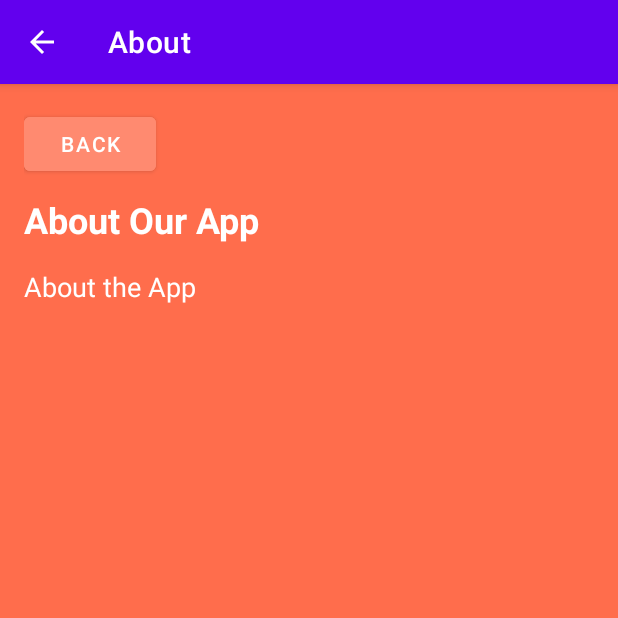
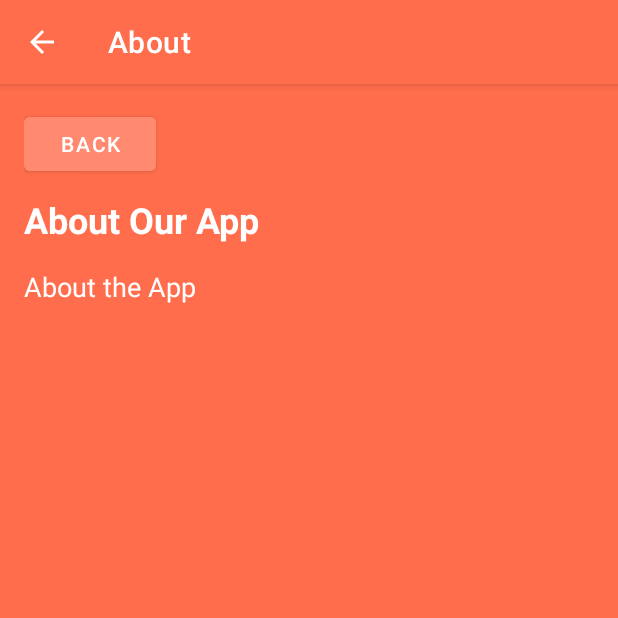
Before and after one commit to bropeter8/OutfitPicker, an Android app: the AboutActivity screen opened directly, with no data from a screen before it, on a phone screen of 412 x 824 dp, the top half of it. Run offline under Robolectric (Android 15) with nearby library versions, the light colour scheme and no system bars.

Commit message:
Dark Mode Colors

```diff
--- a/app/src/main/res/values-night/themes.xml
+++ b/app/src/main/res/values-night/themes.xml
@@ -2,9 +2,9 @@
     <!-- Base application theme. -->
     <style name="Theme.OutfitPicker2" parent="Theme.MaterialComponents.DayNight.DarkActionBar">
         <!-- Primary brand color. -->
-        <item name="colorPrimary">@color/purple_200</item>
-        <item name="colorPrimaryVariant">@color/purple_700</item>
-        <item name="colorOnPrimary">@color/black</item>
+        <item name="colorPrimary">@color/lighter_main_color</item>
+        <item name="colorPrimaryVariant">#A8452F</item>
+        <item name="colorOnPrimary">@color/white</item>
         <!-- Secondary brand color. -->
         <item name="colorSecondary">@color/teal_200</item>
         <item name="colorSecondaryVariant">@color/teal_200</item>
--- a/app/src/main/res/values/themes.xml
+++ b/app/src/main/res/values/themes.xml
@@ -2,8 +2,8 @@
     <!-- Base application theme. -->
     <style name="Theme.OutfitPicker2" parent="Theme.MaterialComponents.DayNight.DarkActionBar">
         <!-- Primary brand color. -->
-        <item name="colorPrimary">@color/purple_500</item>
-        <item name="colorPrimaryVariant">@color/purple_700</item>
+        <item name="colorPrimary">@color/main_color</item>
+        <item name="colorPrimaryVariant">@color/lighter_main_color</item>
         <item name="colorOnPrimary">@color/white</item>
         <!-- Secondary brand color. -->
         <item name="colorSecondary">@color/teal_200</item>
```
